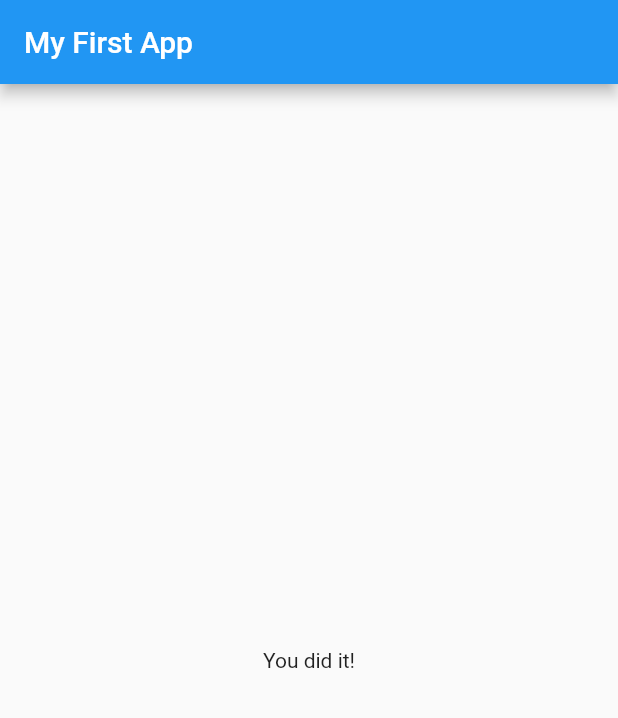
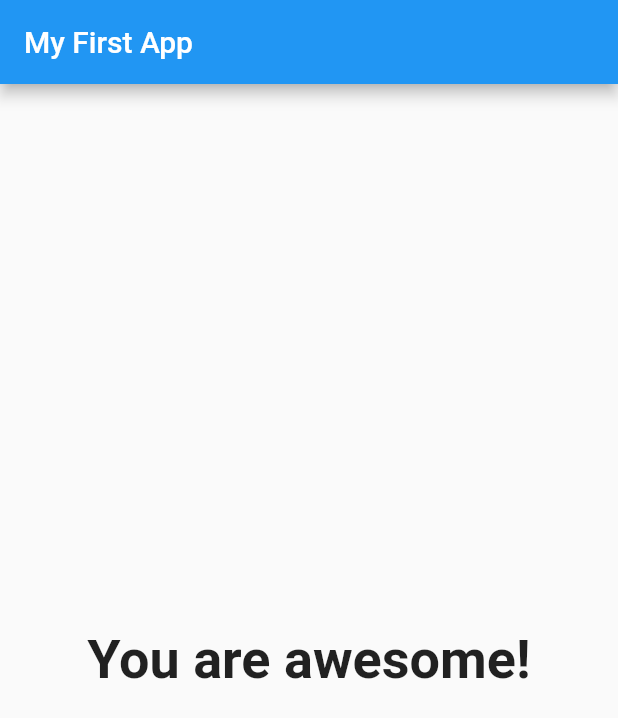
Before and after one commit to SaquibAnwar/Flutter_Bootcamp, a Flutter app: the screen it shows after launch, after a tap on "Black", after a tap on "Snake", after a tap on "Messi", on a phone screen of 412 x 824 dp. Shown: the top 718 px of the screen. Run offline on Flutter 3.47's test engine with Material 2 defaults, Android fonts, the phone set to English and light mode, and no system bars.

Commit message:
Adding customize results

```diff
--- a/QuizApp/lib/main.dart
+++ b/QuizApp/lib/main.dart
@@ -18,21 +18,40 @@ class _MyAppState extends State<MyApp> {
   final _questions = const [
     {
       'questionText': "What is your favorite color?",
-      'answers': ['Black', 'Red', 'Green', 'White'],
+      'answers': [
+        {'text': 'Black', 'score': 10},
+        {'text': 'Red', 'score': 5},
+        {'text': 'Green', 'score': 3},
+        {'text': 'White', 'score': 1}
+      ],
     },
     {
       'questionText': "What is your favourite animal?",
-      'answers': ['Rabit', 'Snake', 'Elephant', 'Lion'],
+      'answers': [
+        {'text': 'Rabit', 'score': 3},
+        {'text': 'Snake', 'score': 11},
+        {'text': 'Elephant', 'score': 5},
+        {'text': 'Lion', 'score': 9}
+      ],
     },
     {
       'questionText': "What is your favourite sportsman?",
-      'answers': ['Michael Jordan', 'Ronaldo', 'Messi', 'Kohli'],
+      'answers': [
+        {'text': 'Michael Jordan', 'score': 10},
+        {'text': 'Ronaldo', 'score': 9},
+        {'text': 'Messi', 'score': 8},
+        {'text': 'Kohli', 'score': 7}
+      ],
     },
   ];
 
   var _questionIndex = 0;
+  var _totalScore = 0;
 
-  void _answerQuestion() {
+  void _answerQuestion(int score) {
+
+    _totalScore += score;
+
     setState(() {
       _questionIndex += 1;
     });
@@ -57,7 +76,7 @@ class _MyAppState extends State<MyApp> {
                 questionIndex: _questionIndex,
                 questions: _questions,
               )
-            : Result(),
+            : Result(_totalScore),
       ),
     );
   }
--- a/QuizApp/lib/quiz.dart
+++ b/QuizApp/lib/quiz.dart
@@ -20,8 +20,8 @@ class Quiz extends StatelessWidget {
         Question(
           questions[questionIndex]['questionText'],
         ),
-        ...(questions[questionIndex]['answers'] as List<String>).map((answer) {
-          return Answer(answerQuestion, answer);
+        ...(questions[questionIndex]['answers'] as List<Map<String, Object>>).map((answer) {
+          return Answer(() => answerQuestion(answer['score']), answer['text']);
         }).toList(),
       ],
     );
--- a/QuizApp/lib/result.dart
+++ b/QuizApp/lib/result.dart
@@ -1,10 +1,34 @@
 import 'package:flutter/widgets.dart';
 
 class Result extends StatelessWidget {
+  final int resultScore;
+
+  Result(this.resultScore);
+
+  String get resultPhrase {
+    String resultText;
+
+    if (resultScore >= 25) {
+      resultText = 'You are awesome!';
+    } else if (resultScore < 25 && resultScore >= 20) {
+      resultText = 'Pretty likeable!';
+    } else if (resultScore < 20 && resultScore >= 15) {
+      resultText = 'You are ... strange?!';
+    } else {
+      resultText = 'Eh...';
+    }
+
+    return resultText;
+  }
+
   @override
   Widget build(BuildContext context) {
     return Center(
-      child: Text('You did it!'),
+      child: Text(
+        resultPhrase,
+        style: TextStyle(fontSize: 36, fontWeight: FontWeight.bold),
+        textAlign: TextAlign.center,
+      ),
     );
   }
 }
```
